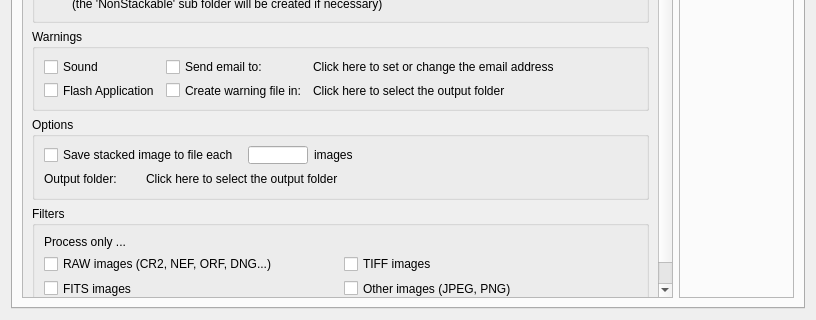
Before: the Qt Designer form DeepSkyStackerLive/ui/DeepSkyStackerLive.ui in deepskystacker/DSS, drawn with Qt 5; both pictures show x 0 to 816 and y 428 to 748 of the 816 by 748 pixel window.
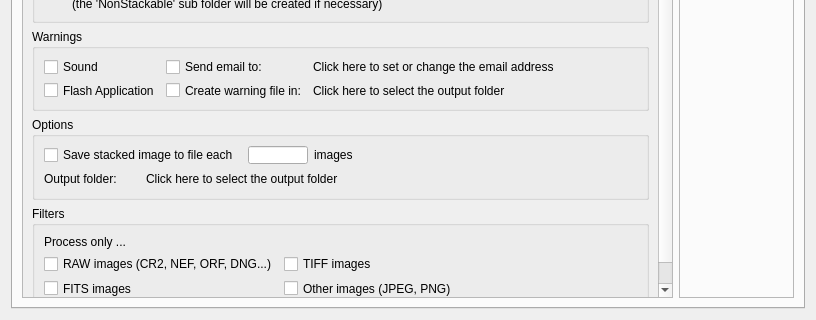
After: the same form once the commit is applied. Icons and pictures are not drawn. Custom widgets are drawn as their Qt base class.

Patch:
```diff
--- a/DeepSkyStackerLive/ui/DeepSkyStackerLive.ui
+++ b/DeepSkyStackerLive/ui/DeepSkyStackerLive.ui
@@ -544,7 +544,7 @@
           <property name="geometry">
            <rect>
             <x>0</x>
-            <y>0</y>
+            <y>-52</y>
             <width>639</width>
             <height>601</height>
            </rect>
@@ -1309,6 +1309,19 @@
                 </property>
                </widget>
               </item>
+              <item row="1" column="2" colspan="2">
+               <spacer name="horizontalSpacer_21">
+                <property name="orientation">
+                 <enum>Qt::Horizontal</enum>
+                </property>
+                <property name="sizeHint" stdset="0">
+                 <size>
+                  <width>40</width>
+                  <height>20</height>
+                 </size>
+                </property>
+               </spacer>
+              </item>
               <item row="2" column="0">
                <widget class="QCheckBox" name="processFITS">
                 <property name="text">
@@ -1316,13 +1329,26 @@
                 </property>
                </widget>
               </item>
-              <item row="2" column="1">
+              <item row="2" column="1" colspan="2">
                <widget class="QCheckBox" name="processOther">
                 <property name="text">
                  <string comment="IDC_PROCESS_OTHERS">Other images (JPEG, PNG)</string>
                 </property>
                </widget>
               </item>
+              <item row="2" column="3">
+               <spacer name="horizontalSpacer_22">
+                <property name="orientation">
+                 <enum>Qt::Horizontal</enum>
+                </property>
+                <property name="sizeHint" stdset="0">
+                 <size>
+                  <width>211</width>
+                  <height>17</height>
+                 </size>
+                </property>
+               </spacer>
+              </item>
              </layout>
             </widget>
            </item>
```
